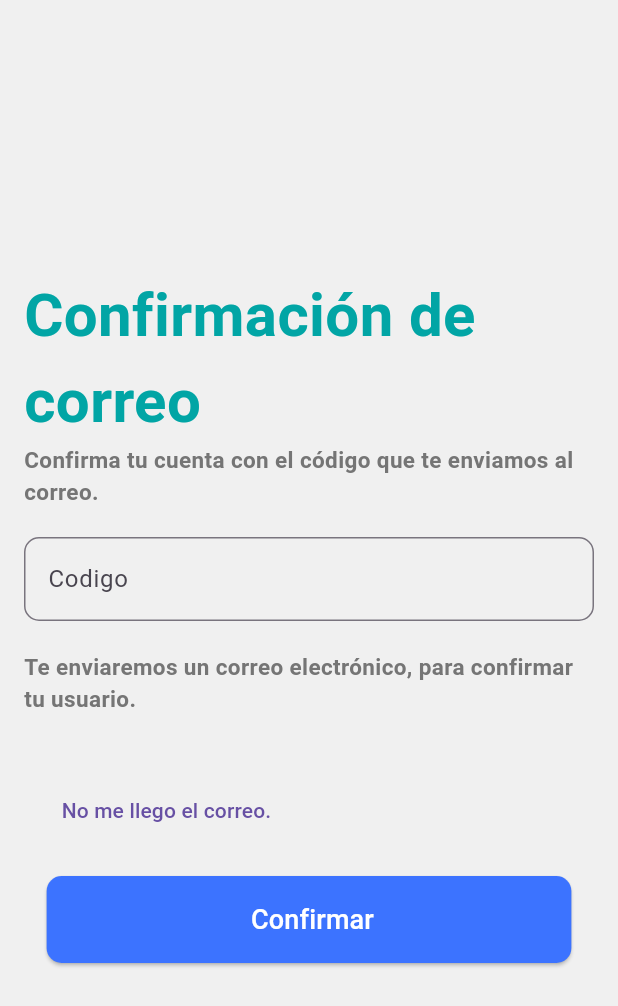
After one commit to AN5THONY/PlanIzi.V1.0.0, a Flutter app: the EmailConfirmationScreen screen opened directly, on a phone screen of 412 x 824 dp. The commit adds this screen. Shown: the top 1006 px of the screen. Run offline on Flutter 3.47's test engine with Material 3 defaults, Android fonts, the phone set to English and light mode, and no system bars.

Commit message:
hay muchos cambios :v

```diff
--- a/lib/theme/app_colors.dart
+++ b/lib/theme/app_colors.dart
@@ -4,9 +4,9 @@ class AppColors {
   // Colores principales de la app
   static const Color primary = Color.fromARGB(255, 1, 165, 165); // Teal
   static const Color secondary = Color.fromARGB(255, 0, 62, 51); // Verde oscuro
-  static const Color third = Color.fromARGB(255, 15, 83, 255); // Azul
+  static const Color third = Color.fromARGB(255, 60, 115, 255); // Azul
   static const Color accent = Color.fromARGB(255, 127, 175, 168); // Verde menta
-  static const Color fourth = Color.fromARGB(255, 255, 47, 85);  //Purpura
+  static const Color fourth = Color.fromARGB(255, 255, 68, 102);  //Purpura
 
   // Colores de fondo
   static const Color background = Color(0xFFF0F0F0); // Gris claro
--- /dev/null
+++ b/lib/views/Recovery/recovery_confirmation_screen.dart
@@ -0,0 +1,47 @@
+import 'package:flutter/material.dart';
+import 'package:plan_izi_v2/theme/app_colors.dart';
+import 'package:plan_izi_v2/widgets/buttons/primary_button.dart';
+import 'package:plan_izi_v2/widgets/textfields/custom_textfield.dart';
+
+
+class RecoveryConfirmationScreen extends StatelessWidget {
+
+  final TextEditingController codigoController = TextEditingController();
+
+  RecoveryConfirmationScreen({super.key});
+
+  @override
+  Widget build(BuildContext context) {
+    return Scaffold(
+      body: Center(
+        child: Padding(
+          padding: const EdgeInsets.all(16),
+          child: Column(
+            mainAxisAlignment: MainAxisAlignment.center,
+            children: [
+              const Text('Confirmación de correo', style: TextStyle( fontSize:40, fontWeight: FontWeight.bold, color:  AppColors.primary)),
+              const Text('Confirma tu cuenta con el código que te enviamos al correo.', style: TextStyle( fontSize:15, fontWeight: FontWeight.bold, color:  AppColors.textSecondary)),
+              const SizedBox(height: 20,),
+              CustomTextfield(controller: codigoController, labelText: 'Codigo', hintText: '123-456',),
+              const SizedBox(height: 20,),
+              const Text('Te enviaremos un correo electrónico, para confirmar tu usuario.', style: TextStyle( fontSize:15, fontWeight: FontWeight.bold, color:  AppColors.textSecondary)),
+              const SizedBox(height: 40,),
+              TextButton(onPressed: (){
+
+              }, child: const Text('No me llego el correo.                                                     '),),
+              const SizedBox(height: 20,),
+              PrimaryButton(text: '                     Confirmar                    ', onPressed: (){
+                // implementar la función para enviar correo electrónico
+                // ignore: avoid_print
+                print('Correo: ${codigoController.text}');
+
+              },
+              color: AppColors.fourth,),
+
+            ],
+          ),
+        ),
+      ),
+    );
+  }
+}
--- /dev/null
+++ b/lib/views/Resgister/email_confirmation_screen.dart
@@ -0,0 +1,47 @@
+import 'package:flutter/material.dart';
+import 'package:plan_izi_v2/theme/app_colors.dart';
+import 'package:plan_izi_v2/widgets/buttons/primary_button.dart';
+import 'package:plan_izi_v2/widgets/textfields/custom_textfield.dart';
+
+
+class EmailConfirmationScreen extends StatelessWidget {
+
+  final TextEditingController codigoController = TextEditingController();
+
+  EmailConfirmationScreen({super.key});
+
+  @override
+  Widget build(BuildContext context) {
+    return Scaffold(
+      body: Center(
+        child: Padding(
+          padding: const EdgeInsets.all(16),
+          child: Column(
+            mainAxisAlignment: MainAxisAlignment.center,
+            children: [
+              const Text('Confirmación de correo', style: TextStyle( fontSize:40, fontWeight: FontWeight.bold, color:  AppColors.primary)),
+              const Text('Confirma tu cuenta con el código que te enviamos al correo.', style: TextStyle( fontSize:15, fontWeight: FontWeight.bold, color:  AppColors.textSecondary)),
+              const SizedBox(height: 20,),
+              CustomTextfield(controller: codigoController, labelText: 'Codigo', hintText: '123-456',),
+              const SizedBox(height: 20,),
+              const Text('Te enviaremos un correo electrónico, para confirmar tu usuario.', style: TextStyle( fontSize:15, fontWeight: FontWeight.bold, color:  AppColors.textSecondary)),
+              const SizedBox(height: 40,),
+              TextButton(onPressed: (){
+
+              }, child: const Text('No me llego el correo.                                                     '),),
+              const SizedBox(height: 20,),
+              PrimaryButton(text: '                     Confirmar                    ', onPressed: (){
+                // implementar la función para enviar correo electrónico
+                // ignore: avoid_print
+                print('Correo: ${codigoController.text}');
+
+              },
+              color: AppColors.third,),
+
+            ],
+          ),
+        ),
+      ),
+    );
+  }
+}
--- a/lib/views/example_screen.dart
+++ b/lib/views/example_screen.dart
@@ -1,6 +1,6 @@
 
 import 'package:flutter/material.dart';
-import 'package:plan_izi_v2/widgets/dropdown.dart/custom_dropdown.dart';
+import 'package:plan_izi_v2/widgets/dropdown/custom_dropdown.dart';
 
 
 
```
Also changed, not shown: lib/main.dart (+2 -5 lines), lib/views/Recovery/password_change_screen.dart (added, +45 -0 lines), lib/views/Recovery/recovery_screen.dart (+10 -2 lines), lib/views/Resgister/register_screen.dart (+9 -1 lines), lib/views/Resgister/user_data_screen.dart (added, +82 -0 lines), lib/widgets/buttons/radio_button.dart (added, +42 -0 lines), lib/widgets/dropdown/custom_dropdown.dart (renamed from lib/widgets/dropdown.dart/custom_dropdown.dart).
